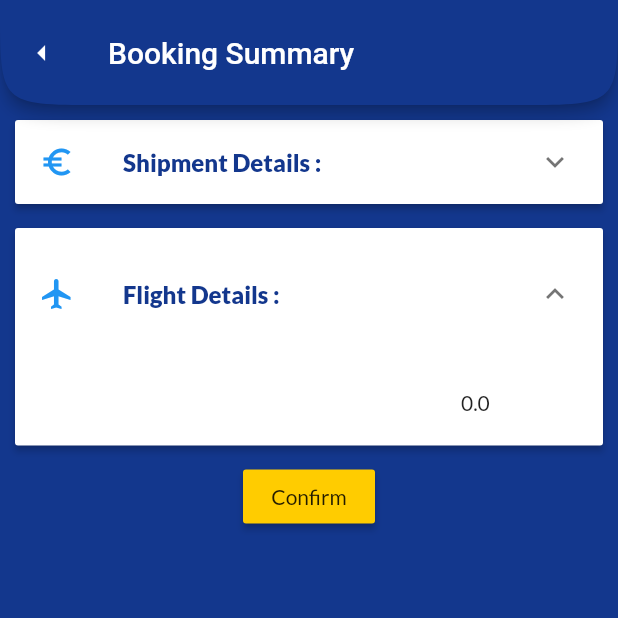
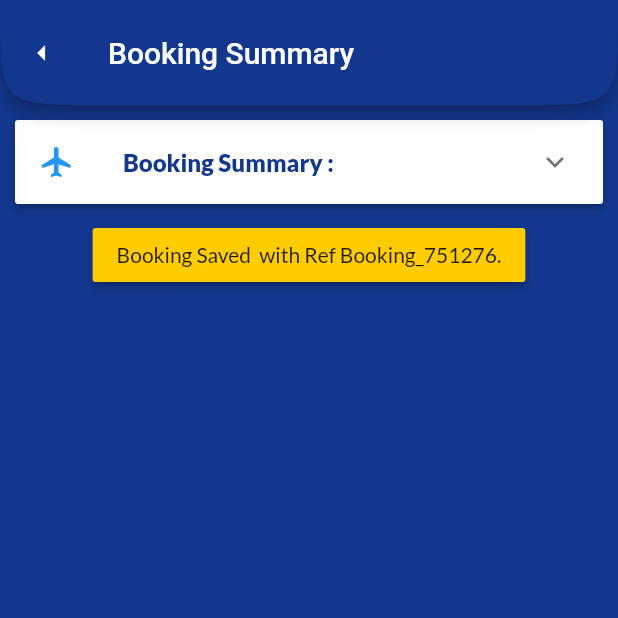
Before and after one commit to Maneesha-Keloth/iata-hack, a Flutter app: the BookingSummary screen opened directly with empty values, after a tap on the "expand more" icon, on a phone screen of 412 x 824 dp, the top half of it. Run offline on Flutter 3.47's test engine with Material 2 defaults, Android fonts, the phone set to English and light mode, and no system bars; our stand-ins replace auto_size_text, flutter_form_builder, google_fonts, image_picker, rflutter_alert; missing offline and left inert: firebase_ml_vision, horizontal_data_table, popup_menu; accounts and stored records are empty.

Commit message:
final style

```diff
--- a/hackathon_2020/lib/BookingSummary.dart
+++ b/hackathon_2020/lib/BookingSummary.dart
@@ -28,9 +28,9 @@ class BookingSummaryState extends State<BookingSummary> {
     _pickuppartners = _pickpartnerList;
     _deliverypartners = _delpartnerList;
 
-    NewItem delItem = new NewItem(
+    NewItem flightElem = new NewItem(
         true, // isExpanded ?
-        'Shipment Details :', // header
+        'Booking Summary :', // header
         Padding(
             padding: EdgeInsets.all(20.0),
             child: Column(children: <Widget>[
@@ -51,56 +51,25 @@ class BookingSummaryState extends State<BookingSummary> {
                   ),
                 ],
               ),
+              Text("\n"),
               Row(
                 mainAxisAlignment: MainAxisAlignment.spaceAround,
                 children: <Widget>[
-                  Text(
-                    '${widget.shipmentInfo.originDescription}',
-                    style: TextStyle(fontWeight: FontWeight.bold, fontSize: 15),
+                  Text('${widget.flightSegmentInfo.flightNumbers.join(',')}',style: TextStyle(fontWeight: FontWeight.bold, fontSize: 15),),
+        Icon(
+                    Icons.calendar_today,
+          color: Colors.blue,
                   ),
-                  Text(
-                    '${widget.shipmentInfo.destinationDescription}',
-                    style: TextStyle(fontWeight: FontWeight.bold, fontSize: 15),
-                  ),
+                  Text('${widget.flightSegmentInfo.flightDate}',style: TextStyle(fontWeight: FontWeight.bold, fontSize: 15),),
+
                 ],
               ),
+              Text("\n"),
               Row(
                 mainAxisAlignment: MainAxisAlignment.spaceAround,
                 children: <Widget>[
-                  Text(
-                    '${widget.shipmentInfo.pieces}',
-                    style: TextStyle(fontWeight: FontWeight.bold, fontSize: 12),
-                  ),
-                  Text(
-                    '${widget.shipmentInfo.weight}',
-                    style: TextStyle(fontWeight: FontWeight.bold, fontSize: 12),
-                  ),
-                  Text(
-                    '${widget.shipmentInfo.commodity}',
-                    style: TextStyle(fontWeight: FontWeight.bold, fontSize: 12),
-                  ),
-                ],
-              ),
-            ])), // body
-        Icon(
-          Icons.euro_symbol,
-          color: Colors.blue,
-        ) // iconPic
-        );
-    items.add(delItem);
+                  Text('Total Charges: ${widget.total}',style: TextStyle(fontWeight: FontWeight.bold, fontSize: 15),),
 
-    NewItem flightElem = new NewItem(
-        true, // isExpanded ?
-        'Flight Details :', // header
-        Padding(
-            padding: EdgeInsets.all(20.0),
-            child: Column(children: <Widget>[
-              Row(
-                mainAxisAlignment: MainAxisAlignment.spaceAround,
-                children: <Widget>[
-                  Text('${widget.shipmentInfo.origin}'),
-                  Text('${widget.shipmentInfo.destination}'),
-                  Text('${widget.total}'),
                 ],
               ),
             ])), // body
@@ -152,10 +121,10 @@ class BookingSummaryState extends State<BookingSummary> {
         Container(
           child: Center(
             child: RaisedButton(
-              child: Text('Confirm'),
+              child: Text('Booking Saved  with Ref Booking_751276.'),
               color: Color(0xffffcc00),
               onPressed: () {
-                Alert(context: context, title: "Confirmation", desc: "Booking Saved Successfully in One Record Server.").show();
+                Alert(context: context, title: "Confirmation", desc: "Booking Saved Successfully with Ref Booking_751276").show();
               },
             ),
           ),
```
Also changed, not shown: hackathon_2020/lib/ListQuotes.dart (+18 -8 lines), hackathon_2020/lib/models/FlightDetailsForList.dart (+45 -29 lines).
